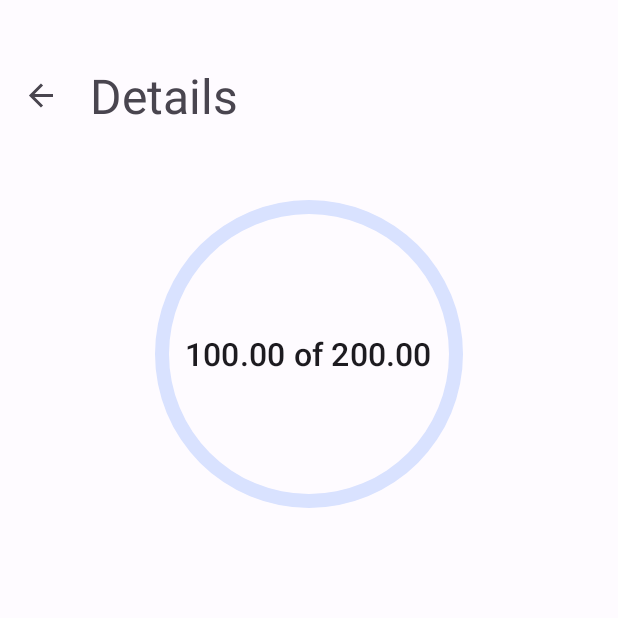
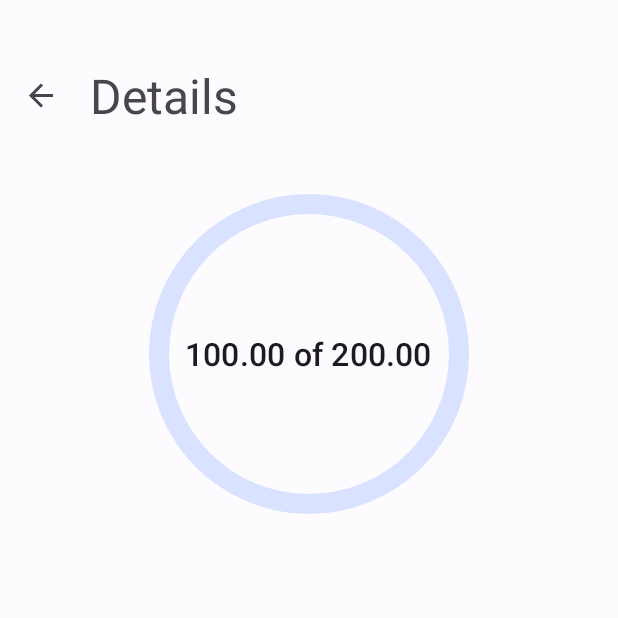
Before and after one commit to mike1shef/Goal, an Android app: the HabitDetailsFragment screen opened through its navigation route, on a phone screen of 412 x 824 dp, the top half of it. Run offline under Robolectric (Android 15) with nearby library versions, the phone set to English and light mode, and no system bars; our stand-ins replace Room's generated code, navigation-ui; 7 statements that could not run were skipped.

Commit message:
Added day left card

```diff
--- a/app/src/main/java/com/msha/goal/view/HabitDetailsFragment.kt
+++ b/app/src/main/java/com/msha/goal/view/HabitDetailsFragment.kt
@@ -13,6 +13,8 @@ import com.google.android.material.dialog.MaterialAlertDialogBuilder
 import com.msha.goal.R
 import com.msha.goal.viewmodel.MainViewModel
 import com.msha.goal.databinding.FragmentHabbitDetailsFragmentBinding
+import java.time.LocalDate
+import java.time.temporal.ChronoUnit
 import java.util.Locale
 
 class HabitDetailsFragment : Fragment() {
@@ -41,12 +43,17 @@ class HabitDetailsFragment : Fragment() {
             binding.progressBar.progress = currentGoal.progress.toInt()
             binding.progressBar.max = currentGoal.target.toInt()
 
+            if (currentGoal.goalEndDate != null) {
+                binding.endCard.visibility = View.VISIBLE
+                val endDate = LocalDate.ofEpochDay(currentGoal.goalEndDate!!)
+                binding.cardDaysLeftValue.text = ChronoUnit.DAYS.between(LocalDate.now(), endDate).toString()
+                }
+
             binding.currentGoalText.setOnClickListener {
                 binding.currentGoalText.text = changeView(currentGoal.progress, currentGoal.target)
             }
 
             if (currentGoal.isCompleted){
-
                 binding.addMeasurement.setOnClickListener {
                     vm.addTarget(10.0)
                 }
@@ -112,6 +119,7 @@ class HabitDetailsFragment : Fragment() {
 
     override fun onDestroyView() {
         super.onDestroyView()
+        binding.endCard.visibility = View.GONE
         binding.progressBar.progress = 0
         _binding = null
     }
--- a/app/src/main/res/drawable/custom_circle_progress_bar.xml
+++ b/app/src/main/res/drawable/custom_circle_progress_bar.xml
@@ -3,7 +3,7 @@
     <item>
         <shape
             android:shape="ring"
-            android:thicknessRatio="30"
+            android:thicknessRatio="21"
             android:useLevel="false">
             <solid android:color="@color/md_theme_light_primaryContainer"/>
         </shape>
@@ -14,7 +14,7 @@
             android:toDegrees="270">
             <shape
                 android:shape="ring"
-                android:thicknessRatio="30"
+                android:thicknessRatio="21"
                 android:useLevel="true">
                 <solid android:color="@color/md_theme_light_primary"/>
             </shape>
--- a/app/src/main/res/layout/fragment_habbit_details_fragment.xml
+++ b/app/src/main/res/layout/fragment_habbit_details_fragment.xml
@@ -40,6 +40,44 @@
 
         </FrameLayout>
 
+        <com.google.android.material.card.MaterialCardView
+            android:id="@+id/end_card"
+            android:layout_margin="24dp"
+            android:layout_width="100dp"
+            android:visibility="gone"
+            android:elevation="18dp"
+            app:cardBackgroundColor="@color/md_theme_light_tertiaryContainer"
+            android:layout_height="100dp">
+
+            <LinearLayout
+                android:layout_width="match_parent"
+                android:layout_height="match_parent"
+                android:orientation="vertical">
+
+                <TextView
+                    android:id="@+id/card_days_left_text"
+                    android:layout_width="match_parent"
+                    android:textColor="@color/md_theme_light_tertiary"
+                    android:layout_height="match_parent"
+                    android:gravity="center_horizontal"
+                    android:layout_weight="0.8"
+                    android:textAllCaps="true"
+                    android:text="Days left"/>
+
+                <TextView
+                    android:id="@+id/card_days_left_value"
+                    android:layout_weight="0.2"
+                    android:gravity="center_horizontal|center_vertical"
+                    style="@style/TextAppearance.Material3.HeadlineLarge"
+                    android:textColor="@color/md_theme_light_tertiary"
+                    android:text="24"
+                    android:layout_width="match_parent"
+                    android:layout_height="match_parent"/>
+            </LinearLayout>
+
+
+        </com.google.android.material.card.MaterialCardView>
+
         <androidx.recyclerview.widget.RecyclerView
             android:id="@+id/details_recycler"
             android:layout_width="match_parent"
```
